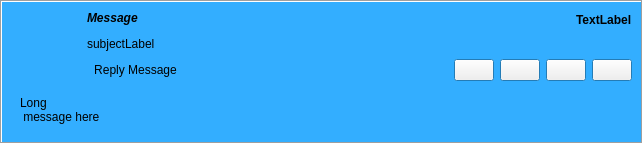
Qt form retroshare-gui/src/gui/feeds/MsgItem.ui (RetroShare/RetroShare) before a commit.
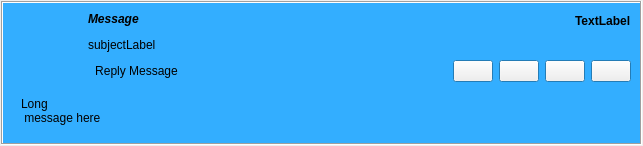
The same form after that commit. Icons and pictures are not drawn. Custom widgets are drawn as their Qt base class.

```diff
--- a/retroshare-gui/src/gui/feeds/MsgItem.ui
+++ b/retroshare-gui/src/gui/feeds/MsgItem.ui
@@ -11,8 +11,17 @@
    </rect>
   </property>
   <layout class="QGridLayout">
-   <property name="margin">
-    <number>0</number>
+   <property name="leftMargin">
+    <number>1</number>
+   </property>
+   <property name="topMargin">
+    <number>1</number>
+   </property>
+   <property name="rightMargin">
+    <number>1</number>
+   </property>
+   <property name="bottomMargin">
+    <number>1</number>
    </property>
    <item row="0" column="0">
     <widget class="QFrame" name="frame">
```
